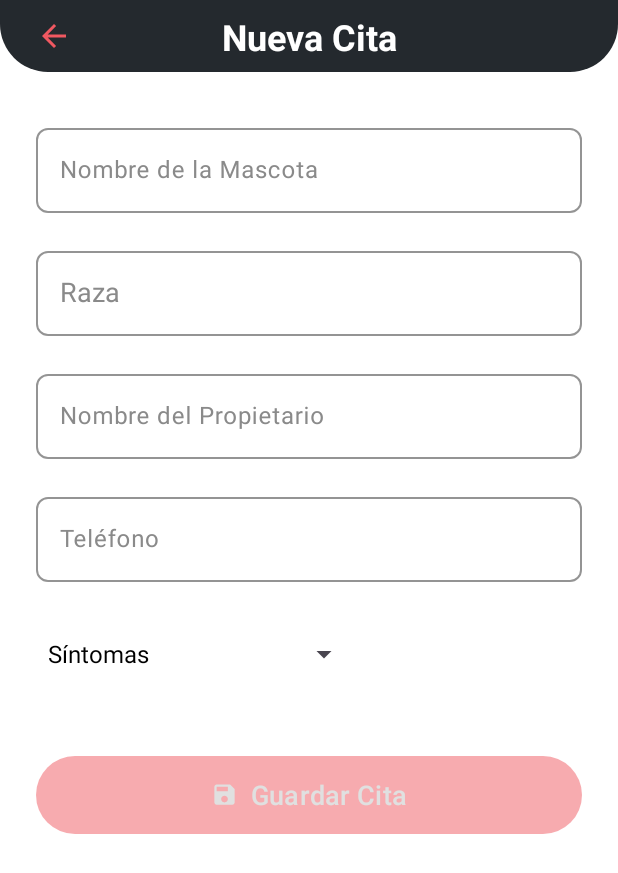
After one commit to AlexImbacuan/equipoCinco, an Android app: the NewAppointmentFragment screen opened through its navigation route, on a phone screen of 412 x 824 dp. The commit adds this screen. Shown: the top 873 px of the screen. Run offline under Robolectric (Android 15) with nearby library versions, the phone set to English and light mode, and no system bars; our stand-ins replace data binding.

Commit message:
feature(hu-03): add new appointment form layout

```diff
--- /dev/null
+++ b/app/src/main/java/com/univalle/dogapp/view/fragment/NewAppointmentFragment.kt
@@ -0,0 +1,38 @@
+package com.univalle.dogapp.view.fragment
+
+import android.os.Bundle
+import android.view.LayoutInflater
+import android.view.View
+import android.view.ViewGroup
+import androidx.fragment.app.Fragment
+import androidx.navigation.fragment.findNavController
+import com.univalle.dogapp.R
+import com.univalle.dogapp.databinding.FragmentNewAppointmentBinding
+
+/** HU-03: Nueva Cita. */
+class NewAppointmentFragment : Fragment() {
+
+    private lateinit var binding: FragmentNewAppointmentBinding
+
+    override fun onCreateView(
+        inflater: LayoutInflater, container: ViewGroup?,
+        savedInstanceState: Bundle?
+    ): View {
+        binding = FragmentNewAppointmentBinding.inflate(inflater)
+        binding.lifecycleOwner = this
+        return binding.root
+    }
+
+    override fun onViewCreated(view: View, savedInstanceState: Bundle?) {
+        super.onViewCreated(view, savedInstanceState)
+        setupToolbar()
+    }
+
+    // Criterion 1: title "Nueva Cita" and pink back arrow that returns to Home (HU-02)
+    private fun setupToolbar() {
+        binding.toolbar.tvToolbarTitle.text = getString(R.string.new_appointment_title)
+        binding.toolbar.ibBack.setOnClickListener {
+            findNavController().popBackStack()
+        }
+    }
+}
--- /dev/null
+++ b/app/src/main/res/color/selector_pink_button.xml
@@ -0,0 +1,6 @@
+<?xml version="1.0" encoding="utf-8"?>
+<!-- Pink button background: lighter while disabled -->
+<selector xmlns:android="http://schemas.android.com/apk/res/android">
+    <item android:color="@color/pink_disabled" android:state_enabled="false" />
+    <item android:color="@color/pink" />
+</selector>
--- /dev/null
+++ b/app/src/main/res/color/selector_pink_button_text.xml
@@ -0,0 +1,6 @@
+<?xml version="1.0" encoding="utf-8"?>
+<!-- Pink button text/icon: white when enabled (HU-03 criterion 9) -->
+<selector xmlns:android="http://schemas.android.com/apk/res/android">
+    <item android:color="@color/text_disabled" android:state_enabled="false" />
+    <item android:color="@color/white" />
+</selector>
--- /dev/null
+++ b/app/src/main/res/drawable/bg_toolbar_curved.xml
@@ -0,0 +1,9 @@
+<?xml version="1.0" encoding="utf-8"?>
+<!-- Dark gray toolbar with curved bottom corners (HU-03, HU-04, HU-05) -->
+<shape xmlns:android="http://schemas.android.com/apk/res/android"
+    android:shape="rectangle">
+    <solid android:color="@color/dark_gray" />
+    <corners
+        android:bottomLeftRadius="32dp"
+        android:bottomRightRadius="32dp" />
+</shape>
--- /dev/null
+++ b/app/src/main/res/drawable/ic_arrow_back.xml
@@ -0,0 +1,10 @@
+<vector xmlns:android="http://schemas.android.com/apk/res/android"
+    android:width="24dp"
+    android:height="24dp"
+    android:viewportWidth="24"
+    android:viewportHeight="24"
+    android:autoMirrored="true">
+    <path
+        android:fillColor="@color/pink"
+        android:pathData="M20,11H7.83l5.59,-5.59L12,4l-8,8 8,8 1.41,-1.41L7.83,13H20v-2z" />
+</vector>
--- /dev/null
+++ b/app/src/main/res/drawable/ic_save.xml
@@ -0,0 +1,9 @@
+<vector xmlns:android="http://schemas.android.com/apk/res/android"
+    android:width="24dp"
+    android:height="24dp"
+    android:viewportWidth="24"
+    android:viewportHeight="24">
+    <path
+        android:fillColor="@android:color/white"
+        android:pathData="M17,3H5c-1.11,0 -2,0.9 -2,2v14c0,1.1 0.89,2 2,2h14c1.1,0 2,-0.9 2,-2V7l-4,-4zM12,19c-1.66,0 -3,-1.34 -3,-3s1.34,-3 3,-3 3,1.34 3,3 -1.34,3 -3,3zM15,9H5V5h10v4z" />
+</vector>
--- /dev/null
+++ b/app/src/main/res/layout/fragment_new_appointment.xml
@@ -0,0 +1,152 @@
+<?xml version="1.0" encoding="utf-8"?>
+<layout xmlns:android="http://schemas.android.com/apk/res/android"
+    xmlns:app="http://schemas.android.com/apk/res-auto"
+    xmlns:tools="http://schemas.android.com/tools">
+
+    <data>
+
+    </data>
+
+    <!-- HU-03 criterion 1: white background -->
+    <androidx.constraintlayout.widget.ConstraintLayout
+        android:layout_width="match_parent"
+        android:layout_height="match_parent"
+        android:background="@color/white"
+        android:theme="@style/Theme.DogApp.Form"
+        tools:context=".view.fragment.NewAppointmentFragment">
+
+        <!-- Criterion 1: custom toolbar with "Nueva Cita" and pink back arrow -->
+        <include
+            android:id="@+id/toolbar"
+            layout="@layout/toolbar_custom"
+            android:layout_width="0dp"
+            android:layout_height="wrap_content"
+            app:layout_constraintEnd_toEndOf="parent"
+            app:layout_constraintStart_toStartOf="parent"
+            app:layout_constraintTop_toTopOf="parent" />
+
+        <ScrollView
+            android:layout_width="0dp"
+            android:layout_height="0dp"
+            android:fillViewport="true"
+            app:layout_constraintBottom_toBottomOf="parent"
+            app:layout_constraintEnd_toEndOf="parent"
+            app:layout_constraintStart_toStartOf="parent"
+            app:layout_constraintTop_toBottomOf="@id/toolbar">
+
+            <LinearLayout
+                android:layout_width="match_parent"
+                android:layout_height="wrap_content"
+                android:orientation="vertical"
+                android:paddingHorizontal="24dp"
+                android:paddingTop="32dp"
+                android:paddingBottom="24dp">
+
+                <!-- Criterion 2: pet name, text, max 15 characters -->
+                <com.google.android.material.textfield.TextInputLayout
+                    android:id="@+id/tilPetName"
+                    style="@style/Widget.DogApp.TextInputLayout"
+                    android:layout_width="match_parent"
+                    android:layout_height="wrap_content"
+                    android:hint="@string/hint_pet_name">
+
+                    <com.google.android.material.textfield.TextInputEditText
+                        android:id="@+id/etPetName"
+                        android:layout_width="match_parent"
+                        android:layout_height="wrap_content"
+                        android:inputType="textPersonName|textCapWords"
+                        android:maxLength="15"
+                        android:textColor="@color/black" />
+                </com.google.android.material.textfield.TextInputLayout>
+
+                <!-- Criterion 3: breed, AutoCompleteTextView (suggestions after 2 letters) -->
+                <com.google.android.material.textfield.TextInputLayout
+                    android:id="@+id/tilBreed"
+                    style="@style/Widget.DogApp.TextInputLayout"
+                    android:layout_width="match_parent"
+                    android:layout_height="wrap_content"
+                    android:layout_marginTop="20dp"
+                    android:hint="@string/hint_breed">
+
+                    <com.google.android.material.textfield.MaterialAutoCompleteTextView
+                        android:id="@+id/actvBreed"
+                        android:layout_width="match_parent"
+                        android:layout_height="wrap_content"
+                        android:completionThreshold="2"
+                        android:inputType="text|textCapWords"
+                        android:padding="16dp"
+                        android:textColor="@color/black" />
+                </com.google.android.material.textfield.TextInputLayout>
+
+                <!-- Criterion 4: owner name, text, max 30 characters -->
+                <com.google.android.material.textfield.TextInputLayout
+                    android:id="@+id/tilOwnerName"
+                    style="@style/Widget.DogApp.TextInputLayout"
+                    android:layout_width="match_parent"
+                    android:layout_height="wrap_content"
+                    android:layout_marginTop="20dp"
+                    android:hint="@string/hint_owner_name">
+
+                    <com.google.android.material.textfield.TextInputEditText
+                        android:id="@+id/etOwnerName"
+                        android:layout_width="match_parent"
+                        android:layout_height="wrap_content"
+                        android:inputType="textPersonName|textCapWords"
+                        android:maxLength="30"
+                        android:textColor="@color/black" />
+                </com.google.android.material.textfield.TextInputLayout>
+
+                <!-- Criterion 5: phone, numbers only, max 10 characters -->
+                <com.google.android.material.textfield.TextInputLayout
+                    android:id="@+id/tilPhone"
+                    style="@style/Widget.DogApp.TextInputLayout"
+                    android:layout_width="match_parent"
+                    android:layout_height="wrap_content"
+                    android:layout_marginTop="20dp"
+                    android:hint="@string/hint_phone">
+
+                    <com.google.android.material.textfield.TextInputEditText
+                        android:id="@+id/etPhone"
+                        android:layout_width="match_parent"
+                        android:layout_height="wrap_content"
+                        android:inputType="number"
+                        android:maxLength="10"
+                        android:textColor="@color/black" />
+                </com.google.android.material.textfield.TextInputLayout>
+
+                <!-- Criterion 6: symptoms list, "Síntomas" by default -->
+                <Spinner
+                    android:id="@+id/spSymptoms"
+                    android:layout_width="wrap_content"
+                    android:layout_height="wrap_content"
+                    android:layout_marginTop="24dp"
+                    android:entries="@array/symptoms"
+                    android:minHeight="48dp"
+                    android:spinnerMode="dropdown" />
+
+                <!-- Criterion 7: pink rounded button with a left icon, disabled at start -->
+                <com.google.android.material.button.MaterialButton
+                    android:id="@+id/btnSaveAppointment"
+                    style="@style/Widget.DogApp.PinkButton"
+                    android:layout_width="match_parent"
+                    android:layout_height="wrap_content"
+                    android:layout_marginTop="40dp"
+                    android:enabled="false"
+                    android:text="@string/save_appointment"
+                    app:icon="@drawable/ic_save" />
+
+                <!-- Loading while the breed image is fetched and the appointment is saved -->
+                <ProgressBar
+                    android:id="@+id/progress"
+                    android:layout_width="wrap_content"
+                    android:layout_height="wrap_content"
+                    android:layout_gravity="center_horizontal"
+                    android:layout_marginTop="16dp"
+                    android:indeterminateTint="@color/pink"
+                    android:visibility="gone" />
+
+            </LinearLayout>
+        </ScrollView>
+
+    </androidx.constraintlayout.widget.ConstraintLayout>
+</layout>
--- /dev/null
+++ b/app/src/main/res/layout/toolbar_custom.xml
@@ -0,0 +1,45 @@
+<?xml version="1.0" encoding="utf-8"?>
+<!-- Reusable custom toolbar: dark gray, curved bottom corners, pink back arrow and
+     centered white bold title. Used by HU-03 (Nueva Cita), HU-04 (Detalle) and HU-05 (Editar). -->
+<layout xmlns:android="http://schemas.android.com/apk/res/android"
+    xmlns:app="http://schemas.android.com/apk/res-auto">
+
+    <data>
+
+    </data>
+
+    <androidx.constraintlayout.widget.ConstraintLayout
+        android:layout_width="match_parent"
+        android:layout_height="90dp"
+        android:background="@drawable/bg_toolbar_curved">
+
+        <ImageButton
+            android:id="@+id/ibBack"
+            android:layout_width="48dp"
+            android:layout_height="48dp"
+            android:layout_marginStart="12dp"
+            android:background="?attr/selectableItemBackgroundBorderless"
+            android:contentDescription="@string/back_description"
+            android:src="@drawable/ic_arrow_back"
+            app:layout_constraintBottom_toBottomOf="parent"
+            app:layout_constraintStart_toStartOf="parent"
+            app:layout_constraintTop_toTopOf="parent" />
+
+        <TextView
+            android:id="@+id/tvToolbarTitle"
+            android:layout_width="0dp"
+            android:layout_height="wrap_content"
+            android:layout_marginHorizontal="64dp"
+            android:ellipsize="end"
+            android:gravity="center"
+            android:maxLines="1"
+            android:textColor="@color/white"
+            android:textSize="24sp"
+            android:textStyle="bold"
+            app:layout_constraintBottom_toBottomOf="parent"
+            app:layout_constraintEnd_toEndOf="parent"
+            app:layout_constraintStart_toStartOf="parent"
+            app:layout_constraintTop_toTopOf="parent" />
+
+    </androidx.constraintlayout.widget.ConstraintLayout>
+</layout>
--- a/app/src/main/res/navigation/nav_graph.xml
+++ b/app/src/main/res/navigation/nav_graph.xml
@@ -24,6 +24,18 @@
         android:id="@+id/homeFragment"
         android:name="com.univalle.dogapp.view.fragment.HomeFragment"
         android:label="fragment_home"
-        tools:layout="@layout/fragment_home" />
+        tools:layout="@layout/fragment_home">
+        <!-- HU-02 criterion 4: pink FAB opens Nueva Cita -->
+        <action
+            android:id="@+id/action_homeFragment_to_newAppointmentFragment"
+            app:destination="@id/newAppointmentFragment" />
+    </fragment>
+
+    <!-- HU-03: Nueva Cita -->
+    <fragment
+        android:id="@+id/newAppointmentFragment"
+        android:name="com.univalle.dogapp.view.fragment.NewAppointmentFragment"
+        android:label="fragment_new_appointment"
+        tools:layout="@layout/fragment_new_appointment" />
 
 </navigation>
--- a/app/src/main/res/values/colors.xml
+++ b/app/src/main/res/values/colors.xml
@@ -6,4 +6,11 @@
     <!-- HU-01 Login -->
     <color name="dark_gray">#FF24292E</color>
     <color name="fingerprint_teal">#FF4DD0C5</color>
+
+    <!-- HU-03 Nueva Cita -->
+    <color name="pink">#FFF05861</color>
+    <color name="pink_disabled">#80F05861</color>
+    <color name="purple">#FF6200EE</color>
+    <color name="hint_gray">#FF8A8A8A</color>
+    <color name="text_disabled">#FFE0E0E0</color>
 </resources>
--- a/app/src/main/res/values/strings.xml
+++ b/app/src/main/res/values/strings.xml
@@ -15,4 +15,23 @@
 
     <!-- HU-02 Home (pending) -->
     <string name="home_title">Home Administrador de Citas</string>
+
+    <!-- HU-03 Nueva Cita -->
+    <string name="new_appointment_title">Nueva Cita</string>
+    <string name="back_description">Volver</string>
+    <string name="hint_pet_name">Nombre de la Mascota</string>
+    <string name="hint_breed">Raza</string>
+    <string name="hint_owner_name">Nombre del Propietario</string>
+    <string name="hint_phone">Teléfono</string>
+    <string name="save_appointment">Guardar Cita</string>
+    <string name="select_symptom">Selecciona un síntoma</string>
+    <string-array name="symptoms">
+        <item>Síntomas</item>
+        <item>Solo duerme</item>
+        <item>No come</item>
+        <item>Fractura extremidad</item>
+        <item>Tiene pulgas</item>
+        <item>Tiene garrapatas</item>
+        <item>Bota demasiado pelo</item>
+    </string-array>
 </resources>
--- /dev/null
+++ b/app/src/main/res/values/styles.xml
@@ -0,0 +1,33 @@
+<?xml version="1.0" encoding="utf-8"?>
+<resources>
+
+    <!-- Light theme for the white form screens (HU-03, HU-05). Applied on the root view so the
+         fields keep dark text and a white popup even when the phone is in dark mode.
+         colorPrimary purple = focused field border. -->
+    <style name="Theme.DogApp.Form" parent="Theme.Material3.Light.NoActionBar">
+        <item name="colorPrimary">@color/purple</item>
+        <item name="android:textColorPrimary">@color/black</item>
+    </style>
+
+    <!-- Outlined field: gray hint, purple border and floating hint when focused -->
+    <style name="Widget.DogApp.TextInputLayout" parent="Widget.Material3.TextInputLayout.OutlinedBox">
+        <item name="boxStrokeColor">@color/purple</item>
+        <item name="hintTextColor">@color/purple</item>
+        <item name="android:textColorHint">@color/hint_gray</item>
+        <item name="boxCornerRadiusTopStart">8dp</item>
+        <item name="boxCornerRadiusTopEnd">8dp</item>
+        <item name="boxCornerRadiusBottomStart">8dp</item>
+        <item name="boxCornerRadiusBottomEnd">8dp</item>
+    </style>
+
+    <!-- Pink rounded button with a left icon (Guardar Cita / Editar Cita) -->
+    <style name="Widget.DogApp.PinkButton" parent="Widget.Material3.Button">
+        <item name="backgroundTint">@color/selector_pink_button</item>
+        <item name="android:textColor">@color/selector_pink_button_text</item>
+        <item name="iconTint">@color/selector_pink_button_text</item>
+        <item name="iconGravity">textStart</item>
+        <item name="cornerRadius">30dp</item>
+        <item name="android:textSize">18sp</item>
+        <item name="android:minHeight">60dp</item>
+    </style>
+</resources>
```
